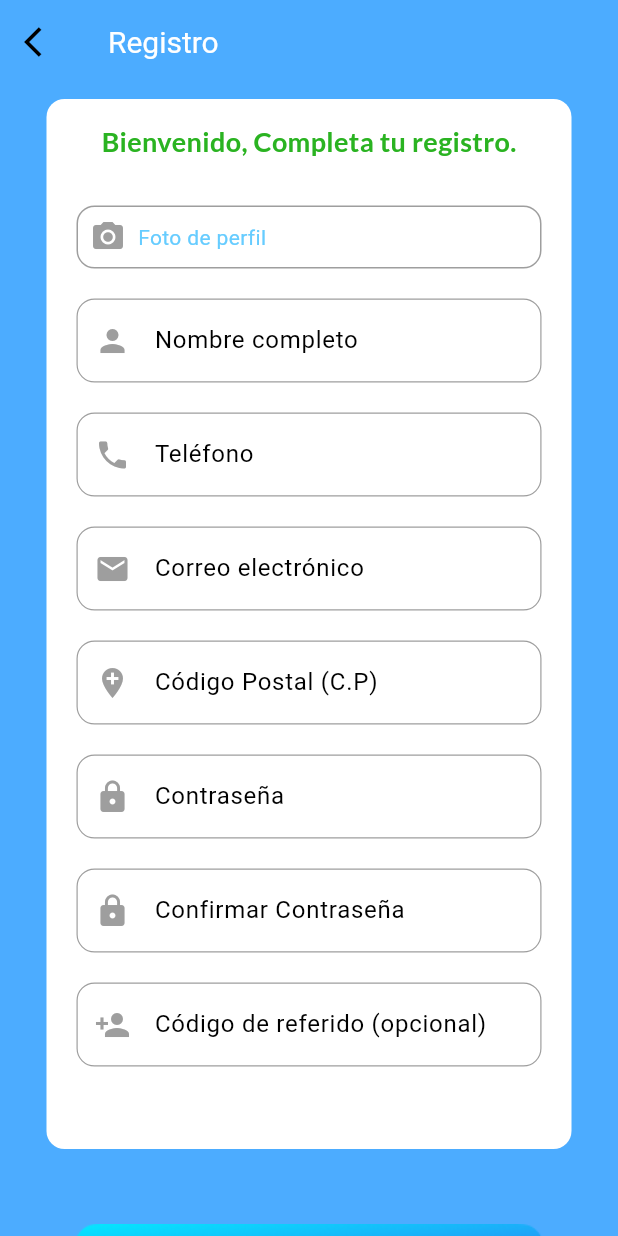
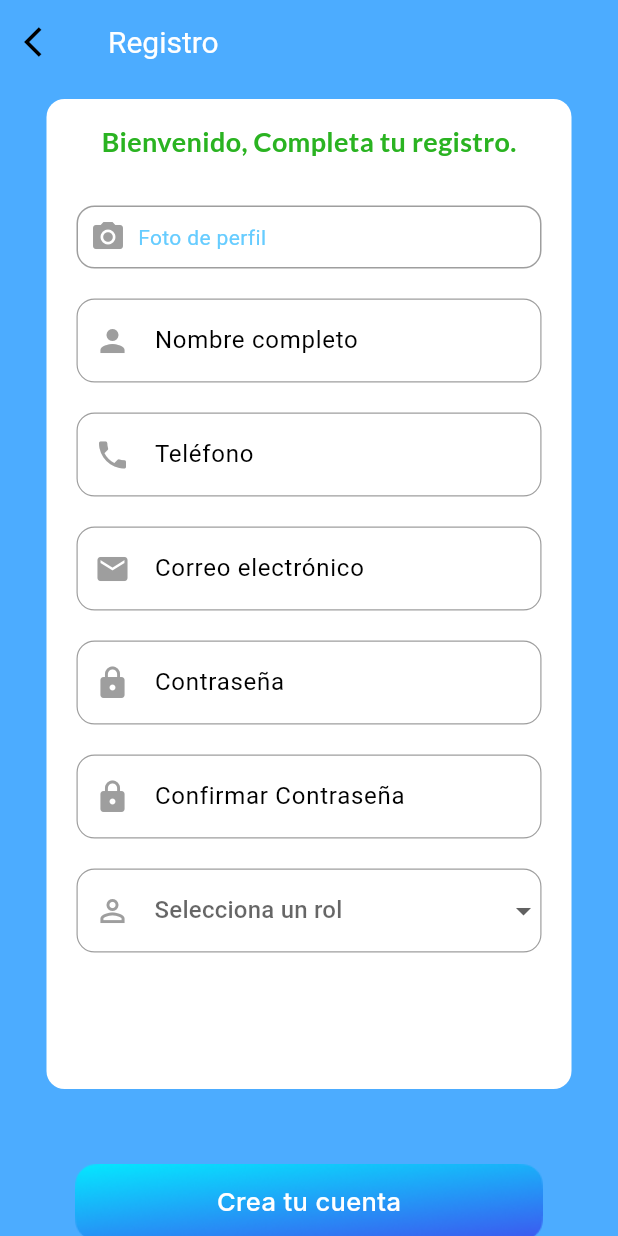
Before and after one commit to KevinHdezVaz/AppFisioterapia, a Flutter app: the RegisterPage screen opened directly with empty values, on a phone screen of 412 x 824 dp. Run offline on Flutter 3.47's test engine with Material 3 defaults, Android fonts, the phone set to English and light mode, and no system bars; our stand-ins replace app_links, cached_network_image, carousel_slider, cloud_firestore, dio, file_picker and 19 more; missing offline and left inert: clipboard, flutter_custom_tabs, onesignal_flutter, particles_flutter; accounts and stored records are empty; network calls fail; statements that could not run were skipped.

Commit message:
Update - Auth

```diff
--- a/lib/auth/register_page.dart
+++ b/lib/auth/register_page.dart
@@ -18,17 +18,19 @@ class RegisterPage extends StatefulWidget {
 
 class _RegisterPageState extends State<RegisterPage> {
   bool isObscure = true;
+  String? _selectedRole;
+  File? _profileImage;
+  File? _dniImage; // Nuevo campo para el DNI
 
   final _emailController = TextEditingController();
-  final _codigPostalController = TextEditingController();
   final _passwordController = TextEditingController();
   final _nameController = TextEditingController();
   final _confirmPasswordController = TextEditingController();
   final _phoneController = TextEditingController();
-  final _referralController = TextEditingController();
   final _authService = AuthService();
-  File? _profileImage;
   final _imagePicker = ImagePicker();
+
+  final List<String> _roles = ['physiotherapist', 'patient'];
 
   Future signUp() async {
     if (!validateRegister()) return;
@@ -58,13 +60,11 @@ class _RegisterPageState extends State<RegisterPage> {
       final success = await _authService.register(
         name: _nameController.text,
         email: _emailController.text,
-        codigpostal: _codigPostalController.text,
         password: _passwordController.text,
         phone: _phoneController.text,
         profileImage: _profileImage,
-        referralCode: _referralController.text.isNotEmpty
-            ? _referralController.text
-            : null,
+        role: _selectedRole!,
+        dniImage: _selectedRole == 'physiotherapist' ? _dniImage : null,
       );
 
       Navigator.pop(context);
@@ -87,12 +87,10 @@ class _RegisterPageState extends State<RegisterPage> {
   @override
   void dispose() {
     _emailController.dispose();
-    _codigPostalController.dispose();
     _passwordController.dispose();
     _nameController.dispose();
     _confirmPasswordController.dispose();
     _phoneController.dispose();
-    _referralController.dispose();
     super.dispose();
   }
 
@@ -102,7 +100,7 @@ class _RegisterPageState extends State<RegisterPage> {
         _nameController.text.isEmpty ||
         _confirmPasswordController.text.isEmpty ||
         _phoneController.text.isEmpty ||
-        _codigPostalController.text.isEmpty) {
+        _selectedRole == null) {
       showErrorSnackBar("Por favor complete todos los campos obligatorios");
       return false;
     }
@@ -119,10 +117,6 @@ class _RegisterPageState extends State<RegisterPage> {
       showErrorSnackBar("Por favor, sube una foto de perfil");
       return false;
     }
-    if (_codigPostalController.text.length != 5) {
-      showErrorSnackBar("El código postal debe tener 5 dígitos");
-      return false;
-    }
     if (_phoneController.text.length != 10) {
       showErrorSnackBar("El número de teléfono debe tener 10 dígitos");
       return false;
@@ -133,6 +127,10 @@ class _RegisterPageState extends State<RegisterPage> {
     }
     if (_passwordController.text != _confirmPasswordController.text) {
       showErrorSnackBar("Las contraseñas no coinciden");
+      return false;
+    }
+    if (_selectedRole == 'physiotherapist' && _dniImage == null) {
+      showErrorSnackBar("Los fisioterapeutas deben subir un DNI");
       return false;
     }
     return true;
@@ -149,12 +147,15 @@ class _RegisterPageState extends State<RegisterPage> {
     );
   }
 
-  Future<void> _pickImage() async {
-    final pickedFile =
-        await _imagePicker.pickImage(source: ImageSource.gallery);
+  Future<void> _pickImage(ImageSource source, {bool isProfile = true}) async {
+    final pickedFile = await _imagePicker.pickImage(source: source);
     if (pickedFile != null) {
       setState(() {
-        _profileImage = File(pickedFile.path);
+        if (isProfile) {
+          _profileImage = File(pickedFile.path);
+        } else {
+          _dniImage = File(pickedFile.path); // Para el DNI
+        }
       });
     }
   }
@@ -192,7 +193,7 @@ class _RegisterPageState extends State<RegisterPage> {
                     padding: const EdgeInsets.symmetric(
                         horizontal: 10, vertical: 10),
                     child: Container(
-                      height: 700,
+                      height: 660, // Ajustado para eliminar campos innecesarios
                       width: 350,
                       decoration: BoxDecoration(
                         color: Theme.of(context).colorScheme.surface,
@@ -215,7 +216,7 @@ class _RegisterPageState extends State<RegisterPage> {
                               padding:
                                   const EdgeInsets.symmetric(horizontal: 20),
                               child: GestureDetector(
-                                onTap: _pickImage,
+                                onTap: () => _pickImage(ImageSource.gallery),
                                 child: Container(
                                   decoration: BoxDecoration(
                                     border: Border.all(color: Colors.grey),
@@ -274,19 +275,6 @@ class _RegisterPageState extends State<RegisterPage> {
                             ),
                             const SizedBox(height: 20),
                             customTextField(
-                              labelText: "Código Postal (C.P)",
-                              prefixIcon:
-                                  Icon(Icons.add_location, color: Colors.grey),
-                              controller: _codigPostalController,
-                              isObscure: false,
-                              keyboardType: TextInputType.number,
-                              inputFormatters: [
-                                FilteringTextInputFormatter.digitsOnly,
-                                LengthLimitingTextInputFormatter(5),
-                              ],
-                            ),
-                            const SizedBox(height: 20),
-                            customTextField(
                               labelText: "Contraseña",
                               prefixIcon: Icon(Icons.lock, color: Colors.grey),
                               controller: _passwordController,
@@ -300,13 +288,77 @@ class _RegisterPageState extends State<RegisterPage> {
                               isObscure: isObscure,
                             ),
                             const SizedBox(height: 20),
-                            customTextField(
-                              labelText: "Código de referido (opcional)",
-                              prefixIcon:
-                                  Icon(Icons.person_add, color: Colors.grey),
-                              controller: _referralController,
-                              isObscure: false,
+                            Padding(
+                              padding:
+                                  const EdgeInsets.symmetric(horizontal: 20),
+                              child: DropdownButtonFormField<String>(
+                                value: _selectedRole,
+                                hint: Text("Selecciona un rol"),
+                                items: _roles.map((String role) {
+                                  return DropdownMenuItem<String>(
+                                    value: role,
+                                    child: Text(role),
+                                  );
+                                }).toList(),
+                                onChanged: (String? newValue) {
+                                  setState(() {
+                                    _selectedRole = newValue;
+                                  });
+                                },
+                                decoration: InputDecoration(
+                                  enabledBorder: OutlineInputBorder(
+                                    borderRadius: BorderRadius.circular(12),
+                                    borderSide: const BorderSide(
+                                        color: Colors.grey, width: 0.8),
+                                  ),
+                                  focusedBorder: OutlineInputBorder(
+                                    borderRadius: BorderRadius.circular(12),
+                                    borderSide: const BorderSide(
+                                        color: Colors.black, width: 0.8),
+                                  ),
+                                  prefixIcon: Icon(Icons.person_outline,
+                                      color: Colors.grey),
+                                ),
+                              ),
                             ),
+                            if (_selectedRole == 'physiotherapist') ...[
+                              const SizedBox(height: 20),
+                              Padding(
+                                padding:
+                                    const EdgeInsets.symmetric(horizontal: 20),
+                                child: GestureDetector(
+                                  onTap: () => _pickImage(ImageSource.gallery,
+                                      isProfile: false),
+                                  child: Container(
+                                    decoration: BoxDecoration(
+                                      border: Border.all(color: Colors.grey),
+                                      borderRadius: BorderRadius.circular(12),
+                                    ),
+                                    padding: EdgeInsets.all(8),
+                                    child: Row(
+                                      children: [
+                                        Icon(Icons.card_membership,
+                                            color: Colors.grey),
+                                        SizedBox(width: 8),
+                                        Text("Subir DNI"),
+                                        Spacer(),
+                                        if (_dniImage != null)
+                                          ClipRRect(
+                                            borderRadius:
+                                                BorderRadius.circular(8),
+                                            child: Image.file(
+                                              _dniImage!,
+                                              width: 50,
+                                              height: 50,
+                                              fit: BoxFit.cover,
+                                            ),
+                                          ),
+                                      ],
+                                    ),
+                                  ),
+                                ),
+                              ),
+                            ],
                             const SizedBox(height: 20),
                           ],
                         ),
--- a/lib/utils/constantes.dart
+++ b/lib/utils/constantes.dart
@@ -1,2 +1,2 @@
-String baseUrl = 'https://proyect.aftconta.mx/api';
+String baseUrl = 'https://fisio.aftconta.mx/api';
 //String baseUrl = 'http://192.168.0.20:8000/api';
```
Also changed, not shown: lib/auth/auth_check.dart (+37 -2 lines), lib/auth/auth_service.dart (+24 -13 lines), lib/auth/login_page.dart (+15 -21 lines), lib/pages/Fisioterapeuta/PhysiotherapistDashboard.dart (added, +61 -0 lines).
